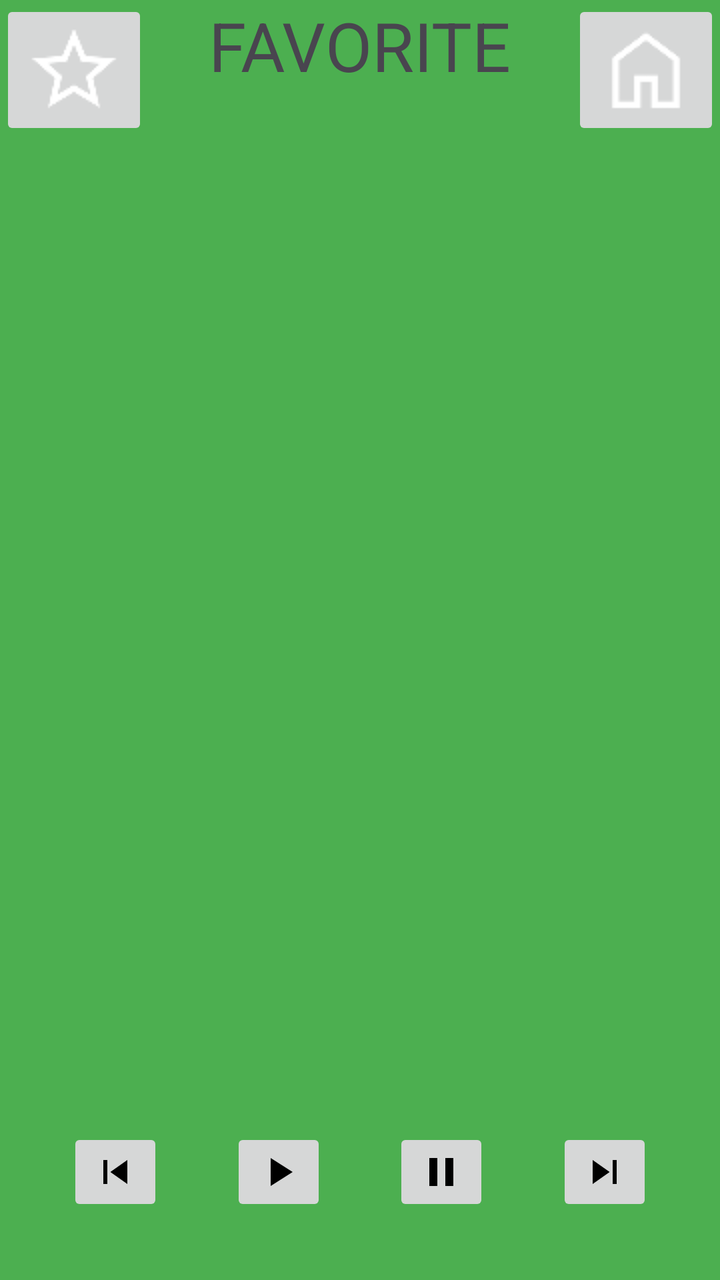
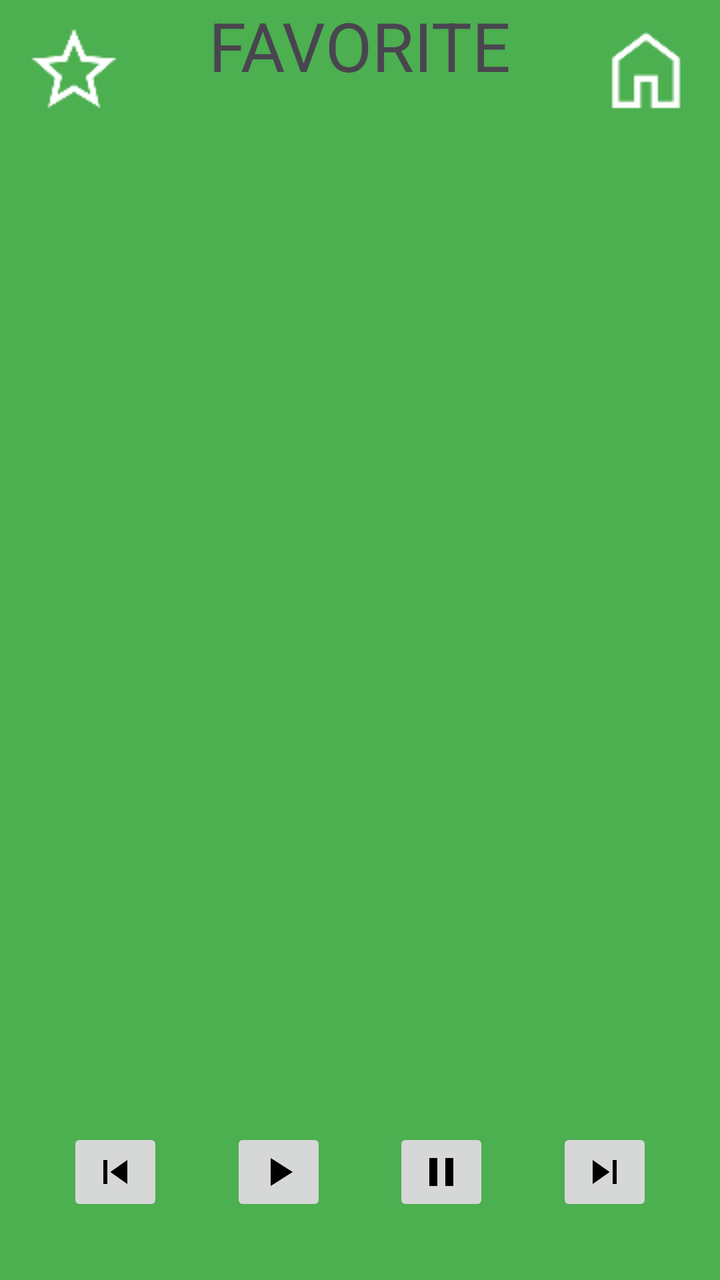

The first picture is an Android layout as it rendered before a commit; the second is the same layout after the commit. The layout source and the unified diff follow.
<!-- AndroidManifest.xml: application theme Theme.MyApplication -->
<!-- res/layout/fragment_favorites.xml -->
<?xml version="1.0" encoding="utf-8"?>
<androidx.constraintlayout.widget.ConstraintLayout xmlns:android="http://schemas.android.com/apk/res/android"
    xmlns:app="http://schemas.android.com/apk/res-auto"
    xmlns:tools="http://schemas.android.com/tools"
    android:layout_width="match_parent"
    android:layout_height="match_parent"
    android:background="#4CAF50"
    tools:context=".favorites" >

    <TextView
        android:id="@+id/textView"
        android:layout_width="wrap_content"
        android:layout_height="wrap_content"
        android:text="FAVORITE"
        android:textSize="34sp"
        app:layout_constraintEnd_toEndOf="parent"
        app:layout_constraintStart_toStartOf="parent"
        app:layout_constraintTop_toTopOf="parent" />

    <androidx.recyclerview.widget.RecyclerView
        android:id="@+id/recyclerView"
        android:layout_width="0dp"
        android:layout_height="0dp"
        android:layout_marginBottom="24dp"
        app:layout_constraintBottom_toTopOf="@+id/imageButton"
        app:layout_constraintEnd_toEndOf="parent"
        app:layout_constraintStart_toStartOf="parent"
        app:layout_constraintTop_toBottomOf="@+id/imageButton5" />

    <ImageButton
        android:id="@+id/imageButton"
        android:layout_width="wrap_content"
        android:layout_height="wrap_content"
        android:layout_marginBottom="32dp"
        android:src="@drawable/baseline_skip_previous_24"
        app:layout_constraintBottom_toBottomOf="parent"
        app:layout_constraintEnd_toStartOf="@+id/imageButton2"
        app:layout_constraintStart_toStartOf="parent"
        app:layout_constraintTop_toBottomOf="@+id/recyclerView" />

    <ImageButton
        android:id="@+id/imageButton2"
        android:layout_width="wrap_content"
        android:layout_height="wrap_content"
        android:layout_marginBottom="32dp"
        android:src="@drawable/baseline_play_arrow_24"
        app:layout_constraintBottom_toBottomOf="parent"
        app:layout_constraintEnd_toStartOf="@+id/imageButton3"
        app:layout_constraintStart_toEndOf="@+id/imageButton" />

    <ImageButton
        android:id="@+id/imageButton3"
        android:layout_width="wrap_content"
        android:layout_height="wrap_content"
        android:layout_marginBottom="32dp"
        android:src="@drawable/baseline_pause_24"
        app:layout_constraintBottom_toBottomOf="parent"
        app:layout_constraintEnd_toStartOf="@+id/imageButton4"
        app:layout_constraintStart_toEndOf="@+id/imageButton2" />

    <ImageButton
        android:id="@+id/imageButton4"
        android:layout_width="wrap_content"
        android:layout_height="wrap_content"
        android:layout_marginBottom="32dp"
        android:src="@drawable/baseline_skip_next_24"
        app:layout_constraintBottom_toBottomOf="parent"
        app:layout_constraintEnd_toEndOf="parent"
        app:layout_constraintStart_toEndOf="@+id/imageButton3" />

    <ImageButton
        android:id="@+id/imageButton5"
        android:layout_width="wrap_content"
        android:layout_height="wrap_content"
        android:src="@drawable/star_50dp"
        app:layout_constraintEnd_toStartOf="@+id/textView"
        app:layout_constraintHorizontal_bias="0.0"
        app:layout_constraintStart_toStartOf="parent"
        app:layout_constraintTop_toTopOf="parent" />

    <ImageButton
        android:id="@+id/imageButton6"
        android:layout_width="wrap_content"
        android:layout_height="wrap_content"
        android:src="@drawable/home_50dp"
        app:layout_constraintEnd_toEndOf="parent"
        app:layout_constraintHorizontal_bias="1.0"
        app:layout_constraintStart_toEndOf="@+id/textView"
        app:layout_constraintTop_toTopOf="parent" />

</androidx.constraintlayout.widget.ConstraintLayout>
<!-- resources referenced by this layout -->
<resources>
  <!-- drawable baseline_pause_24 (drawable) -->
  <vector xmlns:android="http://schemas.android.com/apk/res/android" android:height="24dp" android:tint="#000000" android:viewportHeight="24" android:viewportWidth="24" android:width="24dp">
        
      <path android:fillColor="@android:color/white" android:pathData="M6,19h4L10,5L6,5v14zM14,5v14h4L18,5h-4z"/>
      
  </vector>
  <!-- drawable baseline_play_arrow_24 (drawable) -->
  <vector xmlns:android="http://schemas.android.com/apk/res/android" android:height="24dp" android:tint="#000000" android:viewportHeight="24" android:viewportWidth="24" android:width="24dp">
        
      <path android:fillColor="@android:color/white" android:pathData="M8,5v14l11,-7z"/>
      
  </vector>
  <!-- drawable baseline_skip_next_24 (drawable) -->
  <vector xmlns:android="http://schemas.android.com/apk/res/android" android:height="24dp" android:tint="#000000" android:viewportHeight="24" android:viewportWidth="24" android:width="24dp">
        
      <path android:fillColor="@android:color/white" android:pathData="M6,18l8.5,-6L6,6v12zM16,6v12h2V6h-2z"/>
      
  </vector>
  <!-- drawable baseline_skip_previous_24 (drawable) -->
  <vector xmlns:android="http://schemas.android.com/apk/res/android" android:height="24dp" android:tint="#000000" android:viewportHeight="24" android:viewportWidth="24" android:width="24dp">
        
      <path android:fillColor="@android:color/white" android:pathData="M6,6h2v12L6,18zM9.5,12l8.5,6L18,6z"/>
      
  </vector>
  <!-- drawable home_50dp: png bitmap (drawable, 585 bytes) -->
  <!-- drawable star_50dp: png bitmap (drawable, 1162 bytes) -->
  <style name="Theme.MyApplication" parent="Base.Theme.MyApplication" />
  <style name="Base.Theme.MyApplication" parent="Theme.Material3.DayNight.NoActionBar">
          
          
      </style>
</resources>

<!-- the commit's change to res/layout/fragment_favorites.xml (unified diff, before → after) -->
@@ -72,6 +72,7 @@
         android:id="@+id/imageButton5"
         android:layout_width="wrap_content"
         android:layout_height="wrap_content"
+        android:backgroundTint="#4CAF50"
         android:src="@drawable/star_50dp"
         app:layout_constraintEnd_toStartOf="@+id/textView"
         app:layout_constraintHorizontal_bias="0.0"
@@ -82,6 +83,7 @@
         android:id="@+id/imageButton6"
         android:layout_width="wrap_content"
         android:layout_height="wrap_content"
+        android:backgroundTint="#4CAF50"
         android:src="@drawable/home_50dp"
         app:layout_constraintEnd_toEndOf="parent"
         app:layout_constraintHorizontal_bias="1.0"
